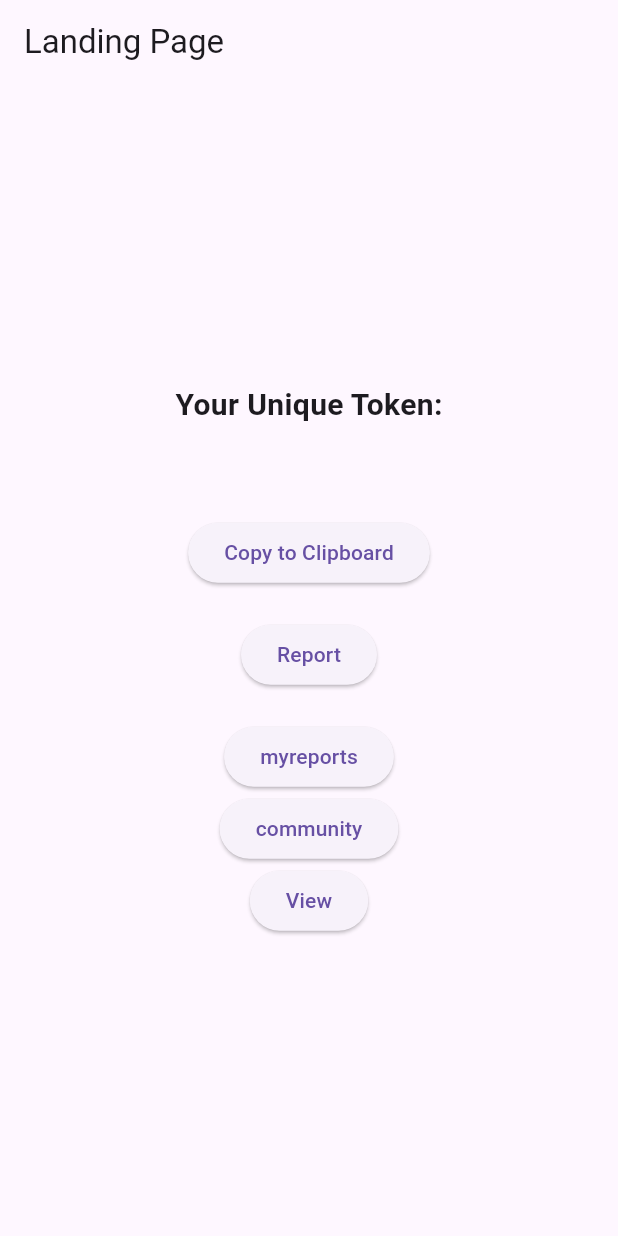
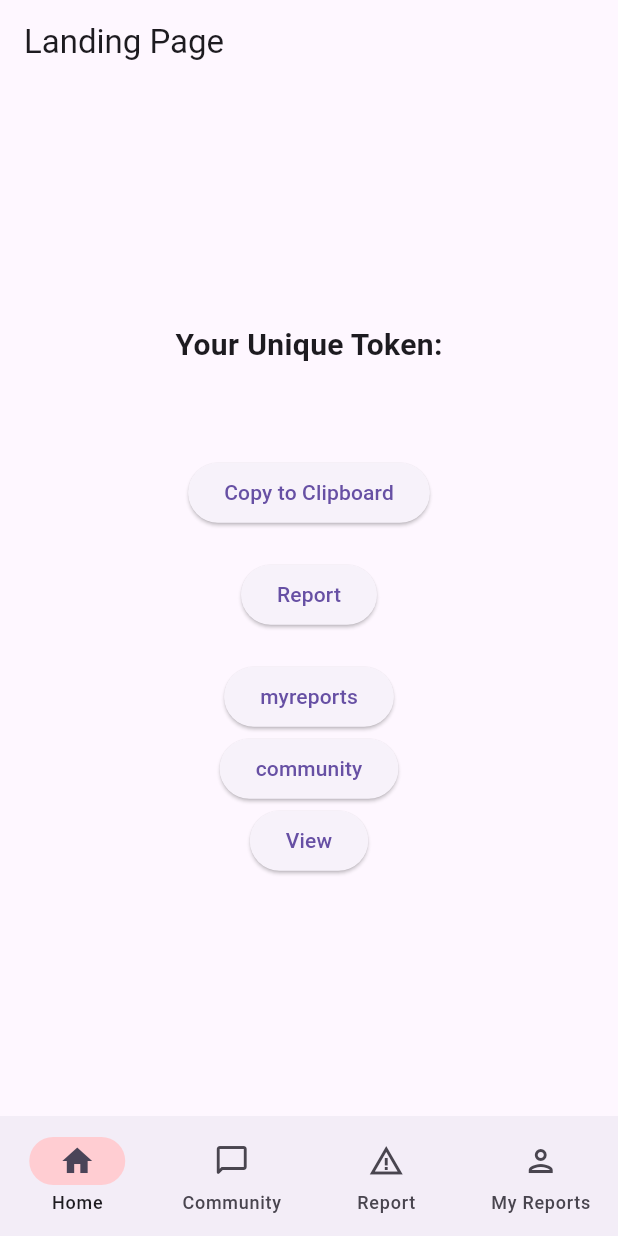
Before and after one commit to Gayatri018/UniGuard, a Flutter app: the LandingPage screen opened directly with empty values, on a phone screen of 412 x 824 dp. Run offline on Flutter 3.47's test engine with Material 3 defaults, Android fonts, the phone set to English and light mode, and no system bars; our stand-ins replace cloud_firestore, firebase_auth, firebase_core, firebase_storage, get, google_maps_flutter and 2 more; accounts and stored records are empty.

Commit message:
Started the frontend

```diff
--- /dev/null
+++ b/devtools_options.yaml
@@ -0,0 +1,3 @@
+description: This file stores settings for Dart & Flutter DevTools.
+documentation: https://docs.flutter.dev/tools/devtools/extensions#configure-extension-enablement-states
+extensions:
--- a/lib/screens/landing_page.dart
+++ b/lib/screens/landing_page.dart
@@ -7,17 +7,52 @@ import '../admin/report_details.dart';
 import '../admin/view_reports.dart';
 import 'my_community.dart';
 
-class LandingPage extends StatelessWidget {
-
+class LandingPage extends StatefulWidget {
   final String token;
 
   LandingPage({required this.token});
 
+  @override
+  State<LandingPage> createState() => _LandingPageState();
+}
+
+class _LandingPageState extends State<LandingPage> {
+  int currentPageIndex = 0;
 
   @override
   Widget build(BuildContext context) {
-
     return Scaffold(
+      bottomNavigationBar: NavigationBar(
+        onDestinationSelected: (int index) {
+          setState(() {
+            currentPageIndex = index;
+          });
+        },
+        indicatorColor: Colors.red[100],
+        selectedIndex: currentPageIndex,
+        destinations: const <Widget>[
+          NavigationDestination(
+            selectedIcon: Icon(Icons.home),
+            icon: Icon(Icons.home_outlined),
+            label: 'Home',
+          ),
+          NavigationDestination(
+            selectedIcon: Icon(Icons.messenger),
+            icon: Icon(Icons.messenger_outline_rounded),
+            label: 'Community',
+          ),
+          NavigationDestination(
+            selectedIcon: Icon(Icons.warning),
+            icon:  Icon(Icons.warning_amber),
+            label: 'Report',
+          ),
+          NavigationDestination(
+              selectedIcon: Icon(Icons.person),
+              icon: Icon(Icons.person_outlined),
+              label: 'My Reports'
+          ),
+        ],
+      ),
       appBar: AppBar(title: Text('Landing Page')),
       body: Center(
         child: Column(
@@ -25,54 +60,64 @@ class LandingPage extends StatelessWidget {
           children: <Widget>[
             Text(
               'Your Unique Token:',
-
               style: TextStyle(fontSize: 20, fontWeight: FontWeight.bold),
             ),
             SizedBox(height: 10),
             SelectableText(
-              token,
+              widget.token,
               style: TextStyle(fontSize: 18),
             ),
             SizedBox(height: 20),
             ElevatedButton(
               onPressed: () {
-                Clipboard.setData(ClipboardData(text: token));  // Copy to clipboard
+                Clipboard.setData(
+                    ClipboardData(text: widget.token)); // Copy to clipboard
                 ScaffoldMessenger.of(context).showSnackBar(
                   SnackBar(content: Text('Token copied to clipboard!')),
                 );
               },
               child: Text('Copy to Clipboard'),
             ),
-            SizedBox(height: 20,),
+            SizedBox(
+              height: 20,
+            ),
             ElevatedButton(
                 onPressed: () {
                   Navigator.pushReplacement(
                     context,
-                    MaterialPageRoute(builder: (context) => ReportForm(token: token)),
+                    MaterialPageRoute(
+                        builder: (context) => ReportForm(token: widget.token)),
                   );
-            }, child: Text('Report')),
-            SizedBox(height: 20,),
+                },
+                child: Text('Report')),
+            SizedBox(
+              height: 20,
+            ),
             ElevatedButton(
                 onPressed: () {
                   Navigator.pushReplacement(
                     context,
                     MaterialPageRoute(builder: (context) => ViewReports()),
                   );
-                }, child: Text('myreports')),
+                },
+                child: Text('myreports')),
             ElevatedButton(
                 onPressed: () {
                   Navigator.pushReplacement(
                     context,
-                    MaterialPageRoute(builder: (context) => SpeakerDetailsScreen()),
+                    MaterialPageRoute(
+                        builder: (context) => SpeakerDetailsScreen()),
                   );
-                }, child: Text('community')),
+                },
+                child: Text('community')),
             ElevatedButton(
                 onPressed: () {
                   Navigator.pushReplacement(
                     context,
                     MaterialPageRoute(builder: (context) => ViewReports()),
                   );
-                }, child: Text('View')),
+                },
+                child: Text('View')),
           ],
         ),
       ),
```
Also changed, not shown: 1 other file.
